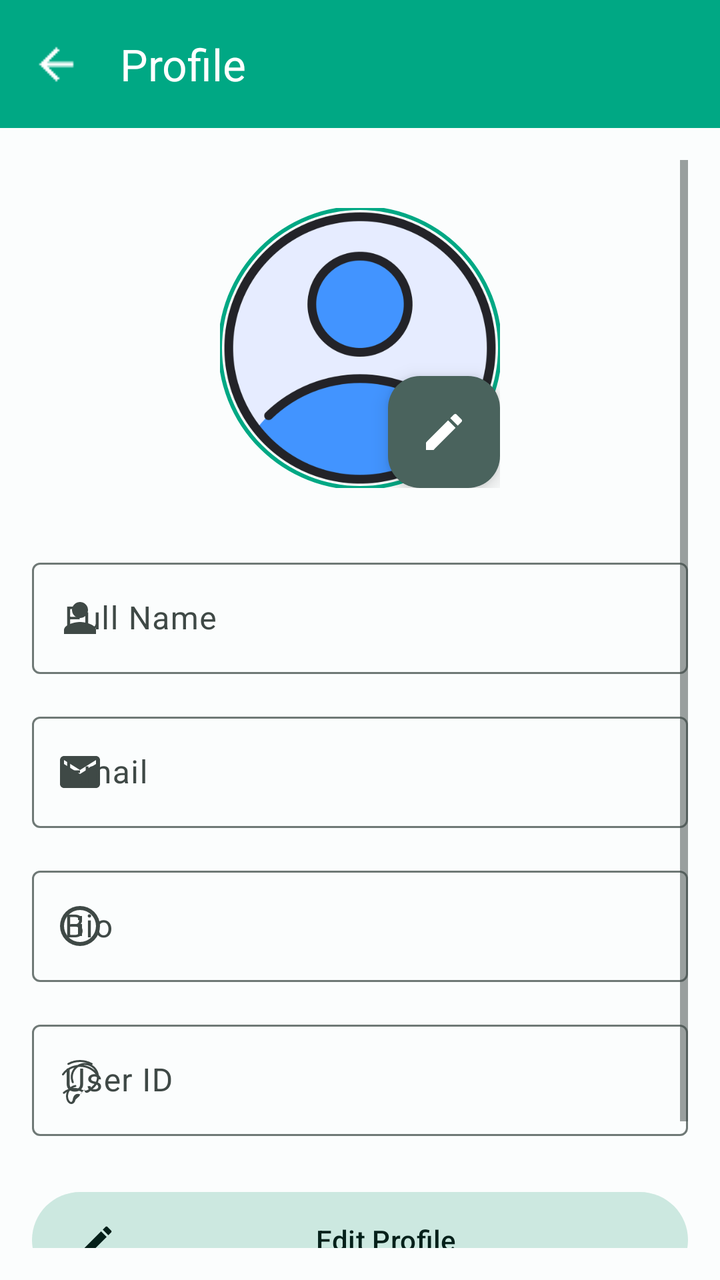
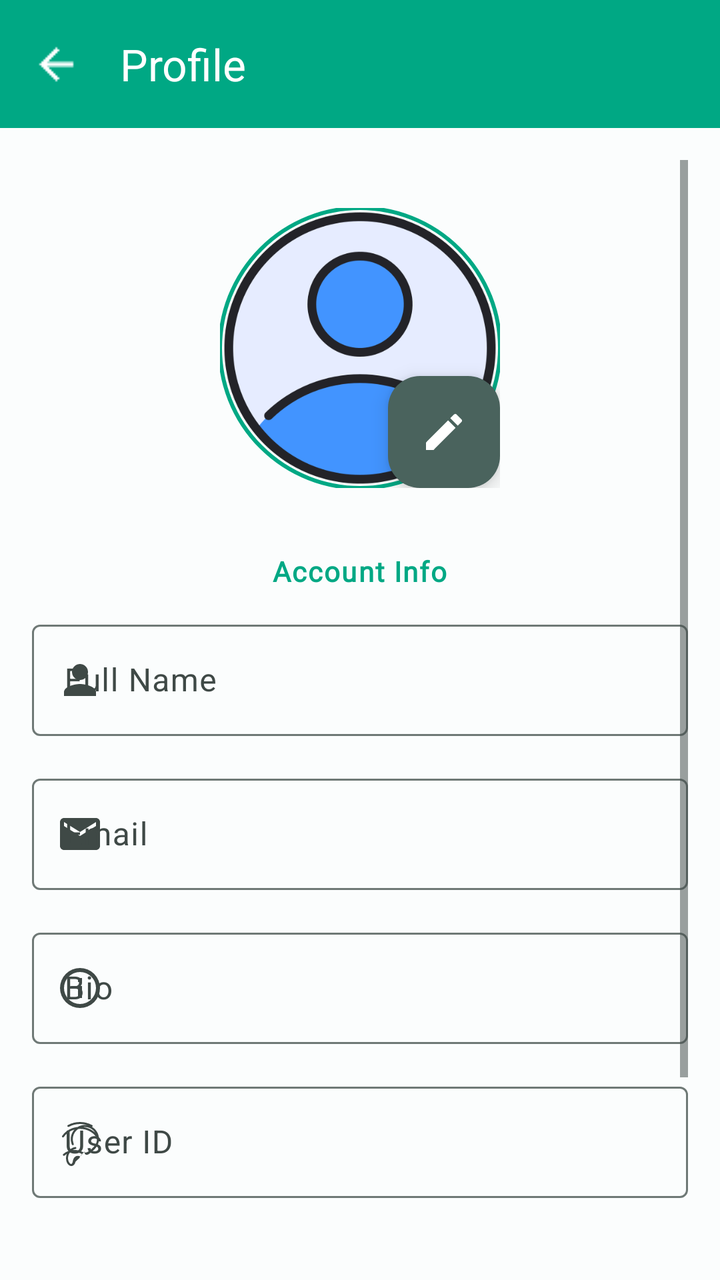

The first picture is an Android layout as it rendered before a commit; the second is the same layout after the commit. The layout source and the unified diff follow.
<!-- AndroidManifest.xml: application theme Theme.GupShup -->
<!-- res/layout/fragment_profile.xml -->
<?xml version="1.0" encoding="utf-8"?>
<LinearLayout
    xmlns:android="http://schemas.android.com/apk/res/android"
    xmlns:app="http://schemas.android.com/apk/res-auto"
    android:layout_width="match_parent"
    android:layout_height="match_parent"
    android:background="?attr/colorSurface"
    android:orientation="vertical">

    
    <com.google.android.material.appbar.MaterialToolbar
        android:id="@+id/profileToolbar"
        android:layout_width="match_parent"
        android:layout_height="?attr/actionBarSize"
        android:background="?attr/colorPrimary"
        app:title="Profile"
        app:titleCentered="false"
        app:titleTextColor="?attr/colorOnPrimary"
        app:navigationIcon="@drawable/ic_back"
        app:navigationIconTint="?attr/colorOnPrimary" />

    
    <ScrollView
        android:layout_width="match_parent"
        android:layout_height="match_parent"
        android:padding="16dp"
        android:fillViewport="true">

        <LinearLayout
            android:layout_width="match_parent"
            android:layout_height="wrap_content"
            android:orientation="vertical"
            android:gravity="center_horizontal">

            
            <FrameLayout
                android:layout_width="140dp"
                android:layout_height="140dp"
                android:layout_marginTop="24dp"
                android:layout_marginBottom="32dp">

                <com.google.android.material.imageview.ShapeableImageView
                    android:id="@+id/profileImageView"
                    android:layout_width="match_parent"
                    android:layout_height="match_parent"
                    android:scaleType="centerCrop"
                    android:src="@drawable/ic_profile_placeholder"
                    app:shapeAppearanceOverlay="@style/ShapeAppearance.Material3.Corner.Full"
                    app:strokeWidth="2dp"
                    app:strokeColor="?attr/colorPrimary" />

                <com.google.android.material.floatingactionbutton.FloatingActionButton
                    android:id="@+id/editProfilePicBtn"
                    android:layout_width="wrap_content"
                    android:layout_height="wrap_content"
                    android:layout_gravity="bottom|end"
                    android:src="@drawable/ic_edit"
                    app:fabSize="mini"
                    app:tint="?attr/colorOnSecondary"
                    app:backgroundTint="?attr/colorSecondary"
                    android:contentDescription="Edit Profile Picture" />
            </FrameLayout>

            
            <com.google.android.material.textfield.TextInputLayout
                android:layout_width="match_parent"
                android:layout_height="wrap_content"
                style="@style/Widget.Material3.TextInputLayout.OutlinedBox"
                android:hint="Full Name"
                android:layout_marginBottom="16dp"
                app:startIconDrawable="@drawable/ic_person"
                app:startIconTint="?attr/colorOnSurfaceVariant">

                <com.google.android.material.textfield.TextInputEditText
                    android:id="@+id/nameEditText"
                    android:layout_width="match_parent"
                    android:layout_height="wrap_content"
                    android:inputType="textPersonName"
                    android:textColor="?attr/colorOnSurface"
                    android:enabled="false" />
            </com.google.android.material.textfield.TextInputLayout>

            
            <com.google.android.material.textfield.TextInputLayout
                android:layout_width="match_parent"
                android:layout_height="wrap_content"
                style="@style/Widget.Material3.TextInputLayout.OutlinedBox"
                android:hint="Email"
                android:layout_marginBottom="16dp"
                app:startIconDrawable="@drawable/ic_email"
                app:startIconTint="?attr/colorOnSurfaceVariant">

                <com.google.android.material.textfield.TextInputEditText
                    android:id="@+id/emailEditText"
                    android:layout_width="match_parent"
                    android:layout_height="wrap_content"
                    android:inputType="textEmailAddress"
                    android:textColor="?attr/colorOnSurface"
                    android:enabled="false" />
            </com.google.android.material.textfield.TextInputLayout>

            
            <com.google.android.material.textfield.TextInputLayout
                android:layout_width="match_parent"
                android:layout_height="wrap_content"
                style="@style/Widget.Material3.TextInputLayout.OutlinedBox"
                android:hint="Bio"
                android:layout_marginBottom="16dp"
                app:startIconDrawable="@drawable/ic_info"
                app:startIconTint="?attr/colorOnSurfaceVariant">

                <com.google.android.material.textfield.TextInputEditText
                    android:id="@+id/bioEditText"
                    android:layout_width="match_parent"
                    android:layout_height="wrap_content"
                    android:inputType="textMultiLine"
                    android:maxLines="3"
                    android:textColor="?attr/colorOnSurface"
                    android:enabled="false" />
            </com.google.android.material.textfield.TextInputLayout>

            
            <com.google.android.material.textfield.TextInputLayout
                android:layout_width="match_parent"
                android:layout_height="wrap_content"
                style="@style/Widget.Material3.TextInputLayout.OutlinedBox"
                android:hint="User ID"
                android:layout_marginBottom="24dp"
                app:startIconDrawable="@drawable/ic_fingerprint"
                app:startIconTint="?attr/colorOnSurfaceVariant"
                android:visibility="visible">

                <com.google.android.material.textfield.TextInputEditText
                    android:id="@+id/userIdEditText"
                    android:layout_width="match_parent"
                    android:layout_height="wrap_content"
                    android:textColor="?attr/colorOnSurfaceVariant"
                    android:enabled="false" />
            </com.google.android.material.textfield.TextInputLayout>

            
            <com.google.android.material.button.MaterialButton
                android:id="@+id/editSaveButton"
                android:layout_width="match_parent"
                android:layout_height="56dp"
                android:text="Edit Profile"
                style="@style/Widget.Material3.Button.TonalButton"
                app:icon="@drawable/ic_edit"
                android:layout_marginBottom="12dp" />

            <com.google.android.material.button.MaterialButton
                android:id="@+id/logoutBtn"
                android:layout_width="match_parent"
                android:layout_height="56dp"
                android:text="Logout"
                style="@style/Widget.Material3.Button"
                android:backgroundTint="?attr/colorError"
                android:textColor="?attr/colorOnError"
                app:icon="@drawable/ic_logout"
                app:iconTint="?attr/colorOnError" />

        </LinearLayout>
    </ScrollView>
</LinearLayout>
<!-- resources referenced by this layout -->
<resources>
  <!-- drawable ic_edit (drawable) -->
  <?xml version="1.0" encoding="utf-8"?>
  <vector xmlns:android="http://schemas.android.com/apk/res/android"
      android:width="24dp" android:height="24dp"
      android:viewportWidth="24" android:viewportHeight="24">
      <path
          android:fillColor="#000"
          android:pathData="M3 17.25V21h3.75L17.81 9.94l-3.75-3.75L3 17.25zM20.71 7.04c0.39-0.39 0.39-1.02 0-1.41l-2.34-2.34a1.003 1.003 0 0 0-1.42 0l-1.83 1.83 3.75 3.75 1.84-1.83z"/>
  </vector>
  <!-- drawable ic_email (drawable) -->
  <vector xmlns:android="http://schemas.android.com/apk/res/android"
      android:width="24dp"
      android:height="24dp"
      android:viewportWidth="24"
      android:viewportHeight="24"
      android:tint="?attr/colorOnSurfaceVariant">
      <path android:fillColor="@android:color/white"
          android:pathData="M20,4L4,4c-1.1,0 -1.99,0.9 -1.99,2L2,18c0,1.1 0.9,2 2,2h16c1.1,0 2,-0.9 2,-2L22,6c0,-1.1 -0.9,-2 -2,-2zM20,8l-8,5 -8,-5L4,6l8,5 8,-5v2z"/>
  </vector>
  <!-- drawable ic_info (drawable) -->
  <vector xmlns:android="http://schemas.android.com/apk/res/android"
      android:width="24dp"
      android:height="24dp"
      android:viewportWidth="24.0"
      android:viewportHeight="24.0">
      <path
          android:fillColor="#FF000000"
          android:pathData="M11,17h2v-6h-2v6zM12,2A10,10 0 1,0 22,12A10,10 0 0,0 12,2zM12,20a8,8 0 1,1 8,-8 8,8 0 0,1 -8,8zM11,9h2V7h-2z"/>
  </vector>
  <!-- drawable ic_person (drawable) -->
  <vector xmlns:android="http://schemas.android.com/apk/res/android"
      android:width="24dp"
      android:height="24dp"
      android:viewportWidth="24"
      android:viewportHeight="24"
      android:tint="?attr/colorOnSurfaceVariant">
      <path android:fillColor="@android:color/white"
          android:pathData="M12,12c2.21,0 4,-1.79 4,-4s-1.79,-4 -4,-4 -4,1.79 -4,4 1.79,4 4,4zM12,14c-2.67,0 -8,1.34 -8,4v2h16v-2c0,-2.66 -5.33,-4 -8,-4z"/>
  </vector>
  <color name="colorPrimary">#00A884</color>
  <color name="onPrimary">#FFFFFF</color>
  <color name="colorPrimaryContainer">#D0F8EC</color>
  <color name="onPrimaryContainer">#00201A</color>
  <color name="colorSecondary">#4A635D</color>
  <color name="onSecondary">#FFFFFF</color>
  <color name="colorSecondaryContainer">#CCE8E0</color>
  <color name="onSecondaryContainer">#05201A</color>
  <color name="colorTertiary">#4B607C</color>
  <color name="onTertiary">#FFFFFF</color>
  <color name="colorTertiaryContainer">#D3E4FF</color>
  <color name="onTertiaryContainer">#041C35</color>
  <color name="background">#FFFFFF</color>
  <color name="surface">#FBFDFD</color>
  <color name="surfaceVariant">#DBE5E0</color>
  <color name="onSurface">#191C1B</color>
  <color name="onSurfaceVariant">#3F4946</color>
  <color name="outline">#6F7976</color>
  <color name="colorSurfaceContainer">#F0F4F3</color>
  <color name="colorSurfaceContainerLow">#F6FBF9</color>
  <color name="error">#BA1A1A</color>
  <color name="onError">#FFFFFF</color>
  <color name="errorContainer">#FFDAD6</color>
  <color name="onErrorContainer">#410002</color>
  <!-- unchanged entries left out for length: 5 -->
</resources>

<!-- the commit's change to res/layout/fragment_profile.xml (unified diff, before → after) -->
@@ -60,6 +60,18 @@
                     app:backgroundTint="?attr/colorSecondary"
                     android:contentDescription="Edit Profile Picture" />
             </FrameLayout>
+
+            
+            <TextView
+                android:layout_width="wrap_content"
+                android:layout_height="wrap_content"
+                android:text="Account Info"
+                android:textSize="14sp"
+                android:textStyle="bold"
+                android:textColor="?attr/colorPrimary"
+                android:fontFamily="@font/google_sans_medium"
+                android:layout_marginBottom="12dp"
+                android:letterSpacing="0.05" />
 
             
             <com.google.android.material.textfield.TextInputLayout
